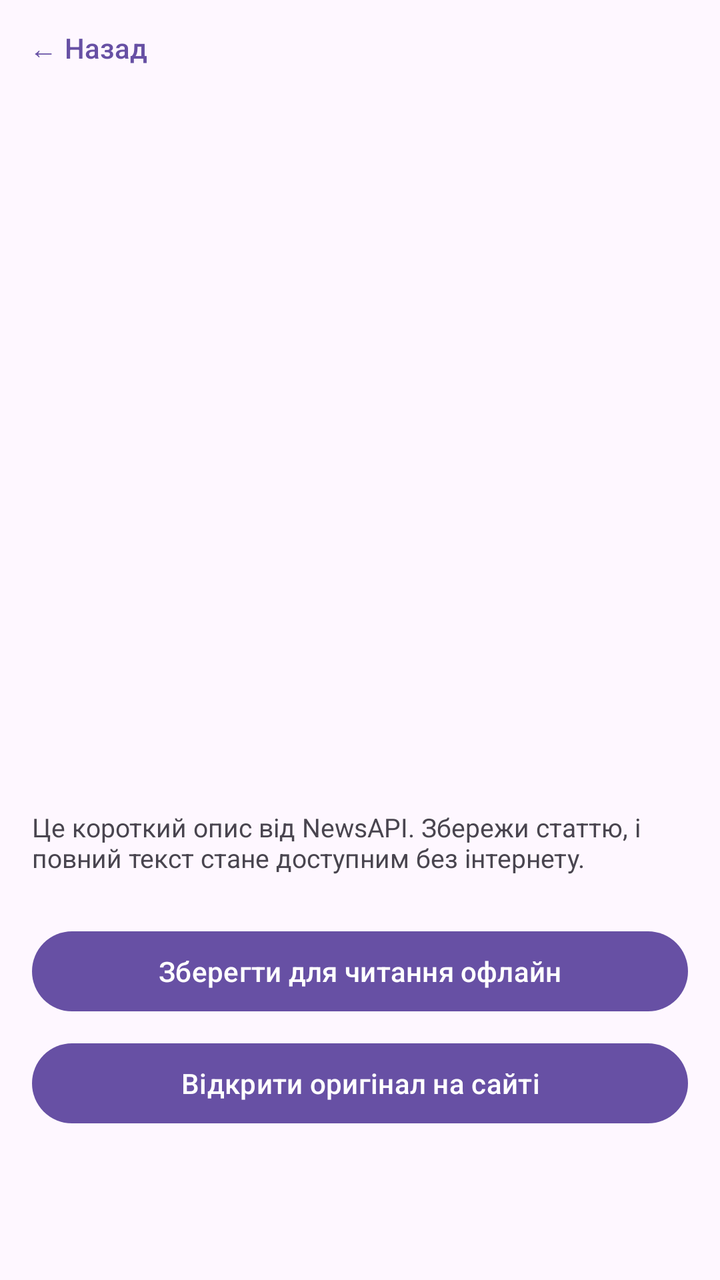
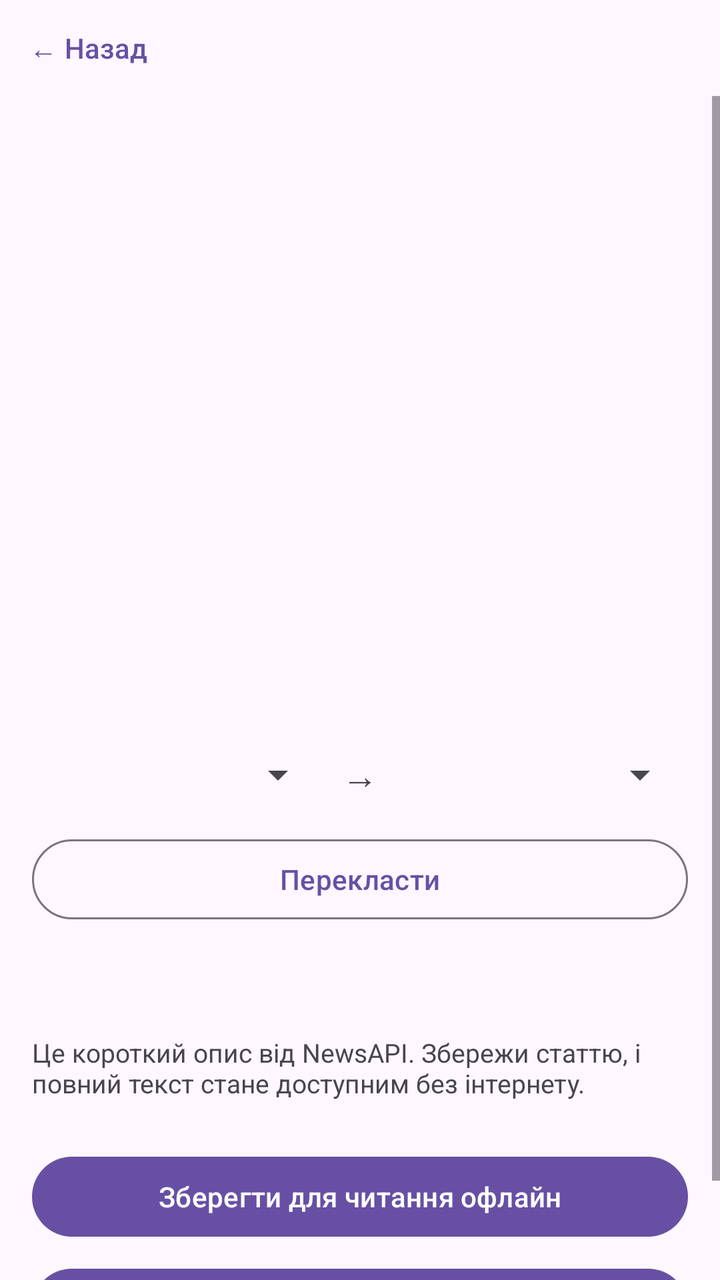

An Android layout rendered at two revisions. The XML below is the earlier revision; the diff shows what the commit changed to produce the second picture.
<!-- AndroidManifest.xml: application theme Theme.NewsFeed -->
<!-- res/layout/activity_article_detail.xml -->
<?xml version="1.0" encoding="utf-8"?>
<LinearLayout xmlns:android="http://schemas.android.com/apk/res/android"
    android:id="@+id/detailRoot"
    android:layout_width="match_parent"
    android:layout_height="match_parent"
    android:orientation="vertical">

    <Button
        android:id="@+id/backButton"
        style="@style/Widget.Material3.Button.TextButton"
        android:layout_width="wrap_content"
        android:layout_height="wrap_content"
        android:text="← Назад" />

    <ScrollView
        android:layout_width="match_parent"
        android:layout_height="0dp"
        android:layout_weight="1">

        <LinearLayout
            android:layout_width="match_parent"
            android:layout_height="wrap_content"
            android:orientation="vertical"
            android:padding="16dp">

            <ImageView
                android:id="@+id/image"
                android:layout_width="match_parent"
                android:layout_height="220dp"
                android:scaleType="centerCrop" />

            <TextView
                android:id="@+id/title"
                android:layout_width="match_parent"
                android:layout_height="wrap_content"
                android:layout_marginTop="12dp"
                android:textSize="22sp"
                android:textStyle="bold" />

            <TextView
                android:id="@+id/meta"
                android:layout_width="match_parent"
                android:layout_height="wrap_content"
                android:layout_marginTop="8dp"
                android:textSize="13sp" />

            <TextView
                android:id="@+id/description"
                android:layout_width="match_parent"
                android:layout_height="wrap_content"
                android:layout_marginTop="16dp"
                android:textSize="16sp" />

            <TextView
                android:id="@+id/statusText"
                android:layout_width="match_parent"
                android:layout_height="wrap_content"
                android:layout_marginTop="16dp"
                android:textSize="13sp"
                android:textStyle="italic"
                android:visibility="gone" />

            <TextView
                android:id="@+id/fullText"
                android:layout_width="match_parent"
                android:layout_height="wrap_content"
                android:layout_marginTop="12dp"
                android:lineSpacingMultiplier="1.2"
                android:textIsSelectable="true"
                android:textSize="16sp"
                android:visibility="gone" />

            <TextView
                android:id="@+id/hint"
                android:layout_width="match_parent"
                android:layout_height="wrap_content"
                android:layout_marginTop="16dp"
                android:text="Це короткий опис від NewsAPI. Збережи статтю, і повний текст стане доступним без інтернету."
                android:textSize="13sp" />

            <Button
                android:id="@+id/saveButton"
                android:layout_width="match_parent"
                android:layout_height="wrap_content"
                android:layout_marginTop="24dp"
                android:text="Зберегти для читання офлайн" />

            <Button
                android:id="@+id/retryButton"
                android:layout_width="match_parent"
                android:layout_height="wrap_content"
                android:layout_marginTop="8dp"
                android:text="Спробувати завантажити текст ще раз"
                android:visibility="gone" />

            <Button
                android:id="@+id/openButton"
                android:layout_width="match_parent"
                android:layout_height="wrap_content"
                android:layout_marginTop="8dp"
                android:text="Відкрити оригінал на сайті" />
        </LinearLayout>
    </ScrollView>
</LinearLayout>
<!-- resources referenced by this layout -->
<resources>
  <style name="Theme.NewsFeed" parent="Base.Theme.NewsFeed" />
  <style name="Base.Theme.NewsFeed" parent="Theme.Material3.DayNight.NoActionBar">
          
          
      </style>
</resources>

<!-- the commit's change to res/layout/activity_article_detail.xml (unified diff, before → after) -->
@@ -43,6 +43,50 @@
                 android:layout_height="wrap_content"
                 android:layout_marginTop="8dp"
                 android:textSize="13sp" />
+
+            <LinearLayout
+                android:layout_width="match_parent"
+                android:layout_height="wrap_content"
+                android:layout_marginTop="16dp"
+                android:gravity="center_vertical"
+                android:orientation="horizontal">
+
+                <Spinner
+                    android:id="@+id/sourceSpinner"
+                    android:layout_width="0dp"
+                    android:layout_height="wrap_content"
+                    android:layout_weight="1" />
+
+                <TextView
+                    android:layout_width="wrap_content"
+                    android:layout_height="wrap_content"
+                    android:padding="8dp"
+                    android:text="→"
+                    android:textSize="18sp" />
+
+                <Spinner
+                    android:id="@+id/targetSpinner"
+                    android:layout_width="0dp"
+                    android:layout_height="wrap_content"
+                    android:layout_weight="1" />
+            </LinearLayout>
+
+            <Button
+                android:id="@+id/translateButton"
+                style="@style/Widget.Material3.Button.OutlinedButton"
+                android:layout_width="match_parent"
+                android:layout_height="wrap_content"
+                android:layout_marginTop="8dp"
+                android:text="Перекласти" />
+
+            <TextView
+                android:id="@+id/translateStatus"
+                android:layout_width="match_parent"
+                android:layout_height="wrap_content"
+                android:layout_marginTop="8dp"
+                android:textSize="13sp"
+                android:textStyle="italic"
+                android:visibility="gone" />
 
             <TextView
                 android:id="@+id/description"
